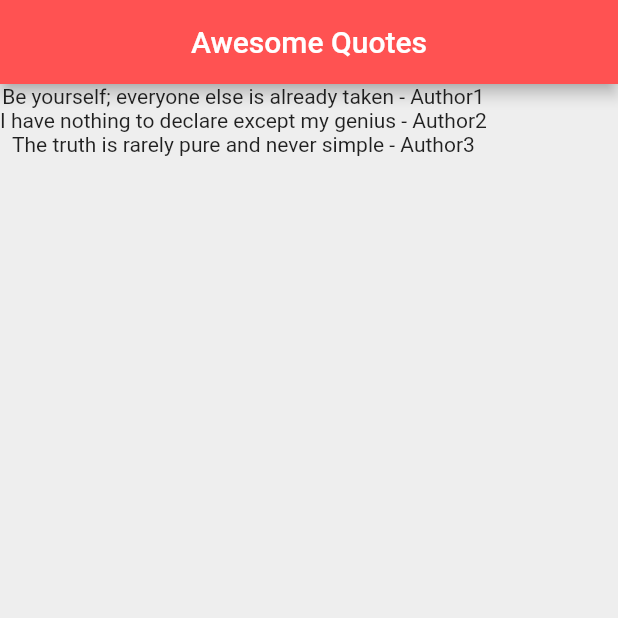
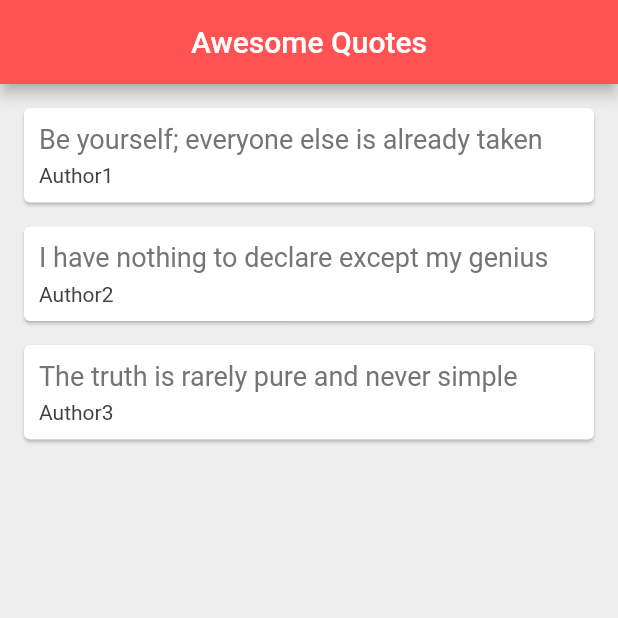
Before and after one commit to Developer199239/Flutter-Tutorial-Ninja, a Flutter app: the screen it shows after launch, on a phone screen of 412 x 824 dp, the top half of it. Run offline on Flutter 3.47's test engine with Material 2 defaults, Android fonts, the phone set to English and light mode, and no system bars.

Commit message:
added card

```diff
--- a/lib/main.dart
+++ b/lib/main.dart
@@ -20,6 +20,38 @@ class _QuotesState extends State<Quotes> {
     Quote(author: "Author2", text: "I have nothing to declare except my genius"),
     Quote(author: "Author3", text: "The truth is rarely pure and never simple"),
   ];
+
+
+  Widget quoteTemplate(quote) {
+    return Card(
+      margin: const EdgeInsets.fromLTRB(16.0, 16.0, 16.0, 0),
+      child: Padding(
+        padding: const EdgeInsets.all(10.0),
+        child: Column(
+          crossAxisAlignment: CrossAxisAlignment.stretch,
+          children: [
+            Text(
+                quote.text,
+              style: TextStyle(
+                fontSize: 18.0,
+                color: Colors.grey[600],
+              ),
+            ),
+            const SizedBox(height: 6.0),
+            Text(
+              quote.author,
+              style: TextStyle(
+                fontSize: 14.0,
+                color: Colors.grey[800],
+              ),
+            ),
+          ],
+        ),
+      ),
+    );
+  }
+
+
   @override
   Widget build(BuildContext context) {
     return Scaffold(
@@ -30,9 +62,7 @@ class _QuotesState extends State<Quotes> {
         backgroundColor: Colors.redAccent,
       ),
       body: Column(
-        children: qoutes.map((e) =>
-          Text('${e.text} - ${e.author}')
-        ).toList(growable: true),
+        children: qoutes.map((e) => quoteTemplate(e)).toList(growable: true),
       ),
     );
   }
```
